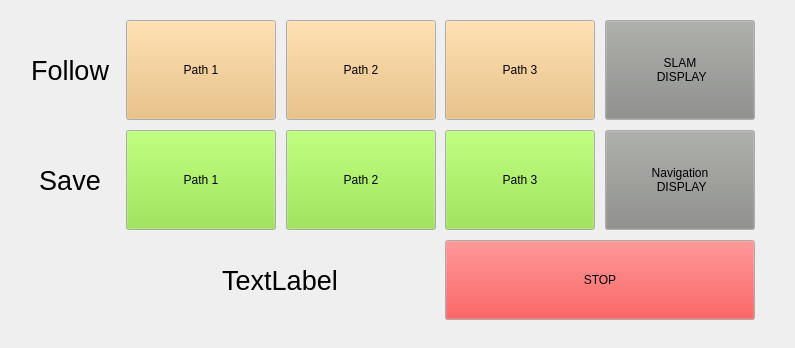
Above: local_kw/src/kw_gui/resource/KWPlugin.ui from KW-BBIBBI/Food-Delivery before the change. Below: the same form after it.
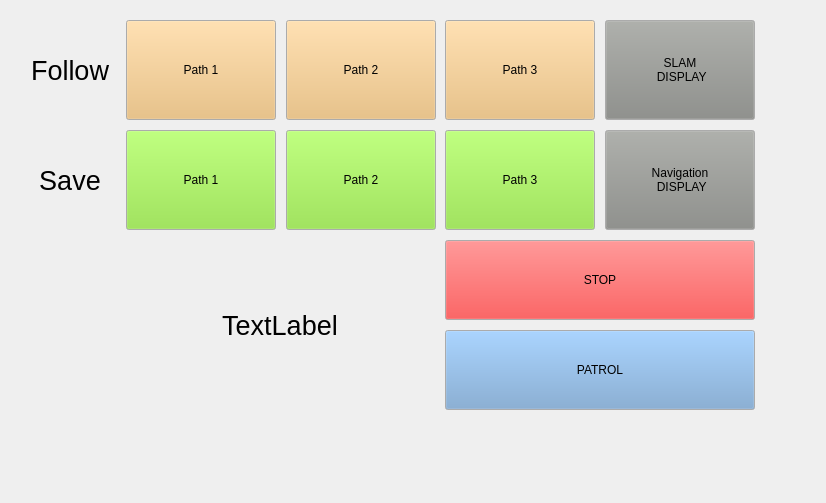
That is the form after the change.

```diff
--- a/local_kw/src/kw_gui/resource/KWPlugin.ui
+++ b/local_kw/src/kw_gui/resource/KWPlugin.ui
@@ -6,8 +6,8 @@
    <rect>
     <x>0</x>
     <y>0</y>
-    <width>795</width>
-    <height>348</height>
+    <width>826</width>
+    <height>503</height>
    </rect>
   </property>
   <property name="windowTitle">
@@ -471,7 +471,7 @@
      <x>130</x>
      <y>240</y>
      <width>300</width>
-     <height>80</height>
+     <height>170</height>
     </rect>
    </property>
    <property name="font">
@@ -970,6 +970,83 @@
     <set>Qt::AlignCenter</set>
    </property>
   </widget>
+  <widget class="QPushButton" name="patrolButton">
+   <property name="geometry">
+    <rect>
+     <x>445</x>
+     <y>330</y>
+     <width>310</width>
+     <height>80</height>
+    </rect>
+   </property>
+   <property name="palette">
+    <palette>
+     <active>
+      <colorrole role="Button">
+       <brush brushstyle="SolidPattern">
+        <color alpha="255">
+         <red>114</red>
+         <green>159</green>
+         <blue>207</blue>
+        </color>
+       </brush>
+      </colorrole>
+      <colorrole role="ButtonText">
+       <brush brushstyle="SolidPattern">
+        <color alpha="255">
+         <red>0</red>
+         <green>0</green>
+         <blue>0</blue>
+        </color>
+       </brush>
+      </colorrole>
+     </active>
+     <inactive>
+      <colorrole role="Button">
+       <brush brushstyle="SolidPattern">
+        <color alpha="255">
+         <red>114</red>
+         <green>159</green>
+         <blue>207</blue>
+        </color>
+       </brush>
+      </colorrole>
+      <colorrole role="ButtonText">
+       <brush brushstyle="SolidPattern">
+        <color alpha="255">
+         <red>0</red>
+         <green>0</green>
+         <blue>0</blue>
+        </color>
+       </brush>
+      </colorrole>
+     </inactive>
+     <disabled>
+      <colorrole role="Button">
+       <brush brushstyle="SolidPattern">
+        <color alpha="255">
+         <red>114</red>
+         <green>159</green>
+         <blue>207</blue>
+        </color>
+       </brush>
+      </colorrole>
+      <colorrole role="ButtonText">
+       <brush brushstyle="SolidPattern">
+        <color alpha="255">
+         <red>190</red>
+         <green>190</green>
+         <blue>190</blue>
+        </color>
+       </brush>
+      </colorrole>
+     </disabled>
+    </palette>
+   </property>
+   <property name="text">
+    <string>PATROL</string>
+   </property>
+  </widget>
  </widget>
  <resources/>
  <connections/>
```
